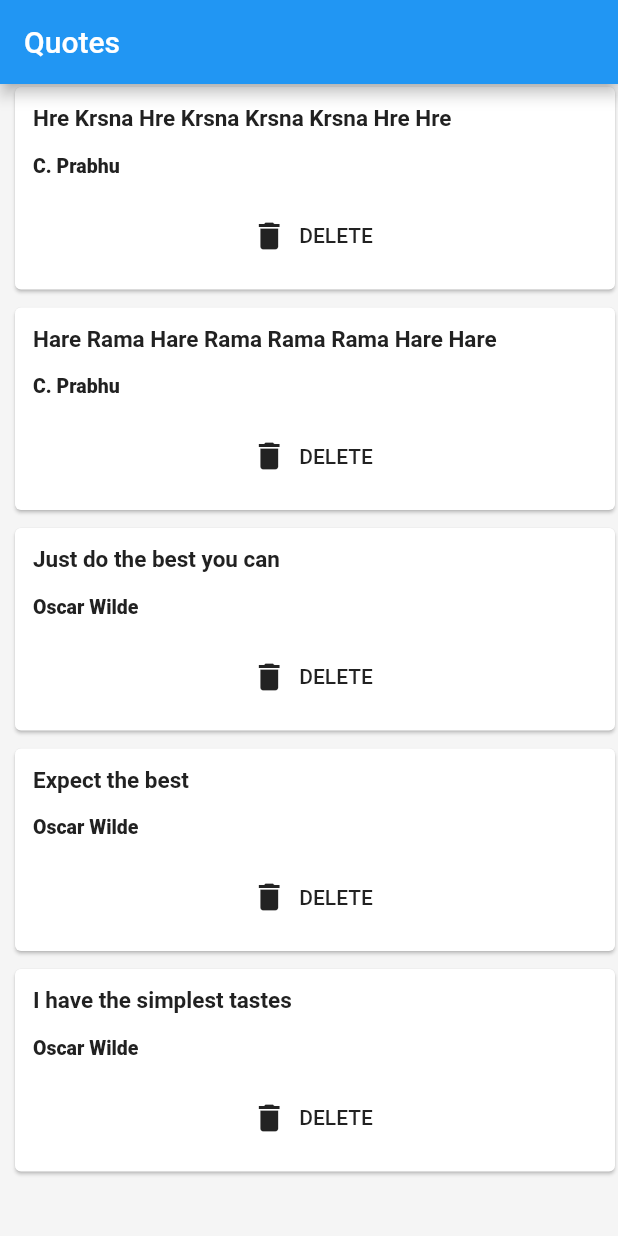
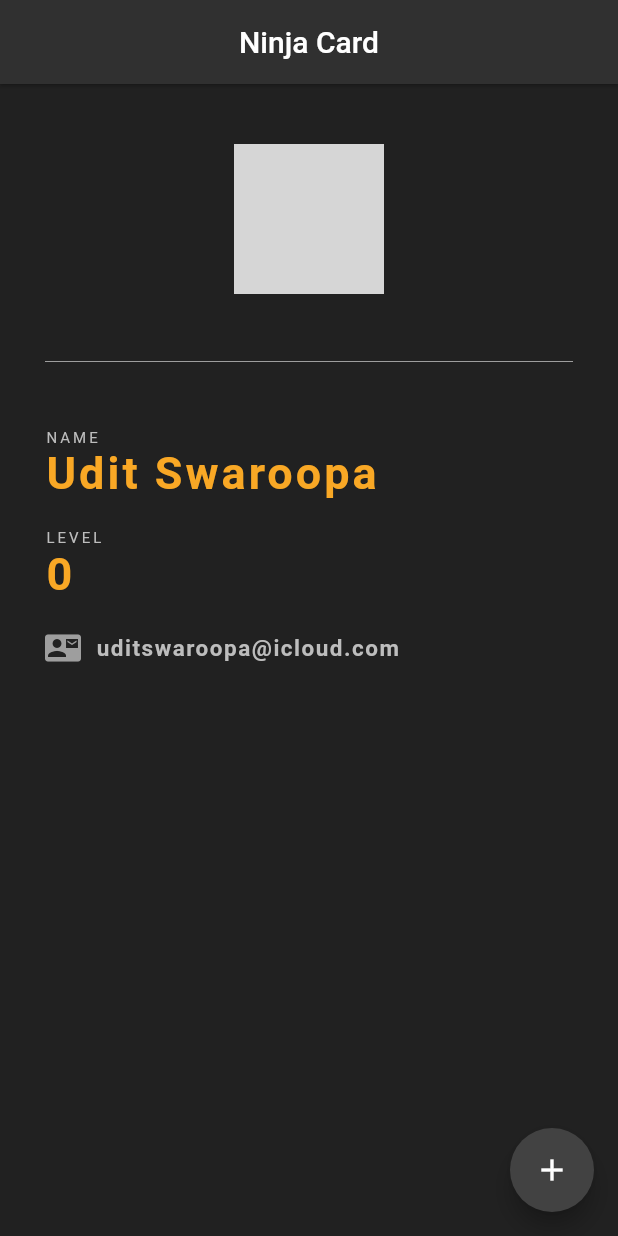
Before and after one commit to uditswaroopa/Flutter-Apps, a Flutter app: the screen it shows after launch, on a phone screen of 412 x 824 dp. Run offline on Flutter 3.47's test engine with Material 2 defaults, Android fonts, the phone set to English and light mode, and no system bars; network calls fail; grey boxes are pictures that could not be loaded.

Commit message:
NinjaCard App

```diff
--- a/lib/Card.dart
+++ /dev/null
@@ -1,45 +0,0 @@
-import 'package:flutter/material.dart';
-import 'package:quotes/quotes.dart';
-
-class QuoteCard extends StatelessWidget {
-  final Quotes quote;
-  final Function delete;
-
-  QuoteCard({this.quote,this.delete});
-
-  @override
-  Widget build(BuildContext context) {
-    return Card(
-      margin: EdgeInsets.fromLTRB(10,2,2,10),
-      child: Padding(
-      padding: const EdgeInsets.all(12.0),
-      child: Column(
-        crossAxisAlignment: CrossAxisAlignment.stretch,
-        children: <Widget>[
-          Text(
-            quote.q,
-            style: TextStyle(
-              fontSize: 15.0,
-              fontWeight: FontWeight.w700,
-              color: Colors.grey[900]
-            ),
-          ),
-          SizedBox(height: 15),
-          Text(quote.author,
-            style: TextStyle(
-              fontSize: 13.0,
-              fontWeight: FontWeight.w900,
-              color: Colors.grey[900]
-            ),
-          ),
-          SizedBox(height: 15),
-          FlatButton.icon(
-            onPressed: delete,
-            label: Text('DELETE'),
-            icon: Icon(Icons.delete),
-          )
-        ],
-      ),
-    ));
-  }
-}
--- a/lib/main.dart
+++ b/lib/main.dart
@@ -1,10 +1,7 @@
+import 'package:flutter/cupertino.dart';
 import 'package:flutter/material.dart';
-import 'package:quotes/Card.dart';
-import 'package:quotes/quotes.dart';
 
-void main() {
-  runApp(Home());
-}
+void main() => runApp(Home());
 
 class Home extends StatefulWidget {
   @override
@@ -12,34 +9,98 @@ class Home extends StatefulWidget {
 }
 
 class _HomeState extends State<Home> {
-  List<Quotes> quotes = [
-    Quotes(q: 'Hre Krsna Hre Krsna Krsna Krsna Hre Hre', author: 'C. Prabhu'),
-    Quotes(q: 'Hare Rama Hare Rama Rama Rama Hare Hare', author: 'C. Prabhu'),
-    Quotes(q: 'Just do the best you can', author: 'Oscar Wilde'),
-    Quotes(q: 'Expect the best', author: 'Oscar Wilde'),
-    Quotes(q: 'I have the simplest tastes', author: 'Oscar Wilde')
-  ];
-
+  int level = 0;
   @override
   Widget build(BuildContext context) {
     return MaterialApp(
       home: Scaffold(
-        backgroundColor: Colors.grey[100],
-        appBar: AppBar(title: Text('Quotes')),
-        body: Column(
-          crossAxisAlignment: CrossAxisAlignment.start,
-          children: quotes
-              .map(
-                (e) => QuoteCard(
-                  quote: e,
-                  delete: () {
-                    setState(() {
-                      quotes.remove(e);
-                    });
-                  },
+        backgroundColor: Colors.grey[900],
+        appBar: AppBar(
+          title: Text('Ninja Card'),
+          backgroundColor: Colors.grey[850],
+          centerTitle: true,
+          elevation: 1.0,
+        ),
+        floatingActionButton: FloatingActionButton(
+          onPressed: (){
+            setState(() {
+            level++;
+            });
+          },
+          backgroundColor: Colors.grey[800],
+          child: Icon(Icons.add)
+        ),
+        body: Container(
+          padding: EdgeInsets.fromLTRB(30,40,30,0),
+          child: Column(
+            crossAxisAlignment: CrossAxisAlignment.start,
+            children: <Widget>[
+              Center(
+                child: CircleAvatar(
+                  backgroundImage: NetworkImage('https://displate.com/avatars/2019-06-14/87dca00a2286ef1c7436f68472cb4758.jpg'),
+                  radius: 50,
                 ),
-              ).toList(),
-        ),
+              ),
+
+              Divider(
+                height: 90.0,
+                color: Colors.grey,
+              ),
+
+              Text('NAME',
+                style: TextStyle(
+                  color: Colors.grey[400],
+                  fontSize: 10.0,
+                  letterSpacing: 2.0
+                ),
+              ),
+
+              Text('Udit Swaroopa',
+                style: TextStyle(
+                  color: Colors.yellow[800],
+                  fontSize: 30.0,
+                  letterSpacing: 2.0,
+                  fontWeight: FontWeight.bold
+                ),
+              ),
+              SizedBox(height: 20),
+              Text('LEVEL',
+                style: TextStyle(
+                  color: Colors.grey[400],
+                  fontSize: 10.0,
+                  letterSpacing: 2.0
+                ),
+              ),
+
+              Text('$level',
+                style: TextStyle(
+                  color: Colors.yellow[800],
+                  fontSize: 30.0,
+                  letterSpacing: 2.0,
+                  fontWeight: FontWeight.bold
+                ),
+              ),
+              SizedBox(height: 20),
+              Row(
+                children: <Widget>[
+                  Icon(
+                    Icons.contact_mail,
+                    color: Colors.grey,
+                  ),
+                  SizedBox(width:10),
+                  Text('uditswaroopa@icloud.com',
+                    style: TextStyle(
+                      color: Colors.grey[400],
+                      fontSize: 15.0,
+                      letterSpacing: 1.0,
+                      fontWeight: FontWeight.bold
+                    ),
+                  ),
+                ],
+              ),
+            ],
+          ),
+        )
       ),
     );
   }
--- a/lib/quotes.dart
+++ /dev/null
@@ -1,6 +0,0 @@
-class Quotes{
-  String q;
-  String author;
-
-  Quotes({this.q,this.author});
-}
```
